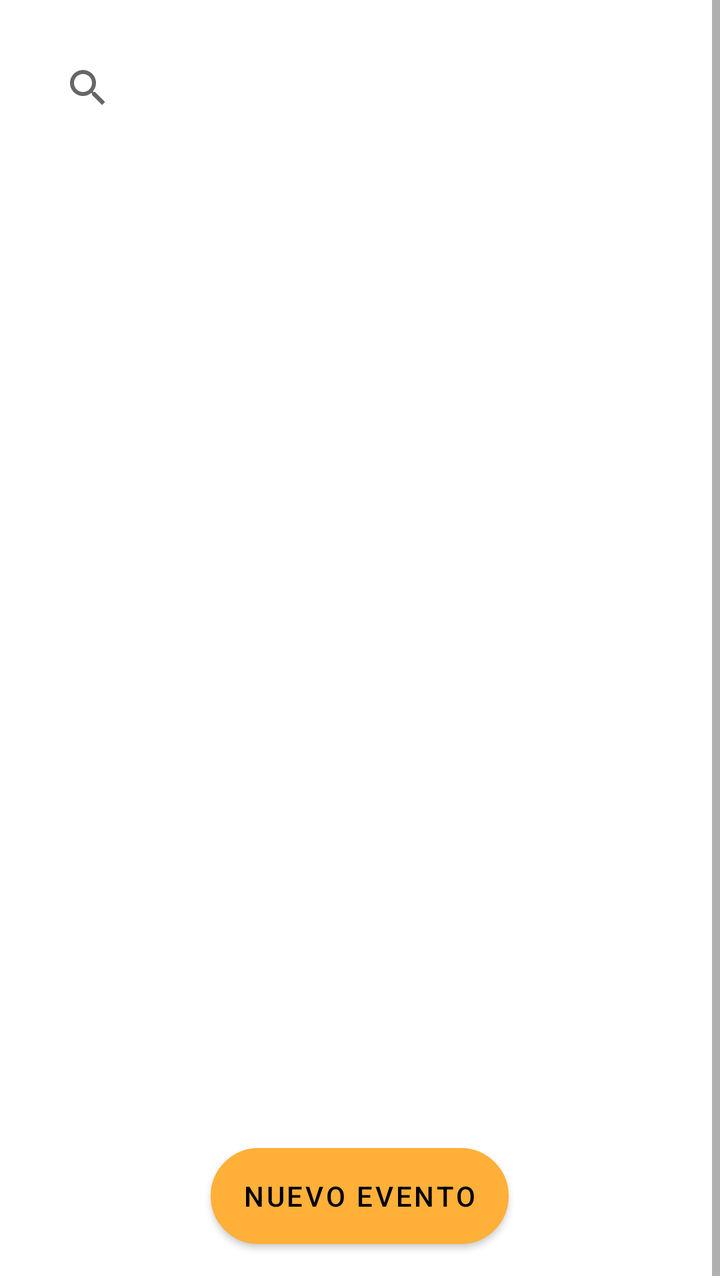
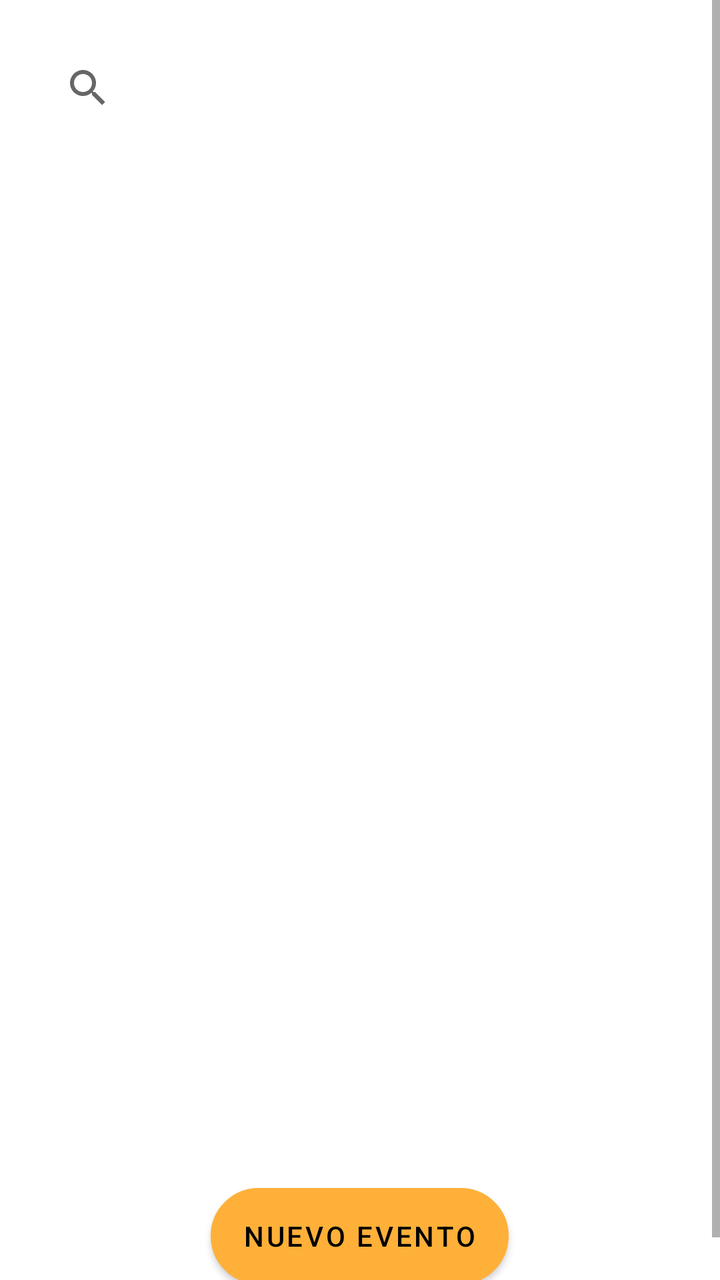

Before-and-after screenshots of an Android layout around one commit, followed by the original layout XML and the change that was made.
<!-- AndroidManifest.xml: application theme Theme.Eventos -->
<!-- res/layout/fragment_lista_eventos.xml -->
<?xml version="1.0" encoding="utf-8"?>
<FrameLayout xmlns:android="http://schemas.android.com/apk/res/android"
    xmlns:tools="http://schemas.android.com/tools"
    android:layout_width="match_parent"
    android:layout_height="match_parent"
    android:orientation="vertical"
    tools:context="com.example.eventos.evento.ListaEventos">

    <ScrollView
    android:layout_width="match_parent"
    android:layout_height="match_parent">

        <LinearLayout
            android:layout_width="match_parent"
            android:layout_height="wrap_content"
            android:orientation="vertical">

            <SearchView
                android:id="@+id/searchView_filtro_eventos"
                android:layout_width="match_parent"
                android:layout_height="match_parent"
                android:background="@color/whitetrasparente"
                android:layout_margin="20dp">

            </SearchView>

            <androidx.recyclerview.widget.RecyclerView
                android:id="@+id/recyclerView_eventos"
                android:layout_width="match_parent"
                android:layout_height="486dp">

            </androidx.recyclerview.widget.RecyclerView>
            <Button
                android:id="@+id/button_nuevoEvento"
                android:layout_width="wrap_content"
                android:layout_height="wrap_content"
                android:text="@string/NuevoEvento"
                android:gravity="center"
                android:layout_marginBottom="20dp"
                android:layout_gravity="center"
                android:background="@drawable/boton"
                android:textColor="@color/black"
                android:theme="@style/Botones" />
        </LinearLayout>


    </ScrollView>

</FrameLayout>
<!-- resources referenced by this layout -->
<resources>
  <color name="black">#FF000000</color>
  <color name="whitetrasparente">#C4FFFFFF</color>
  <!-- drawable boton (drawable) -->
  <?xml version="1.0" encoding="utf-8"?>
  <selector xmlns:android="http://schemas.android.com/apk/res/android" >
      <item >
          <shape android:shape="rectangle"  >
              <corners android:radius="100dip" />
              <stroke android:width="10dip" android:color="@color/black" />
              <solid android:color="@color/amarillo" />
          </shape>
      </item>
  </selector>
  <string name="NuevoEvento">Nuevo Evento</string>
  <style name="Botones" parent="Theme.AppCompat.Light.NoActionBar">
      <item name="android:background">@drawable/boton</item>
          <item name="android:textSize">14sp</item>
          <item name="colorPrimaryVariant">@color/black</item>
          <item name="colorPrimary">@color/amarillo</item>
      </style>
  <style name="Theme.Eventos" parent="Theme.MaterialComponents.DayNight.DarkActionBar">
          
          <item name="colorPrimary">@color/amarilloFondo</item>
          <item name="colorPrimaryVariant">@color/amarillo</item>
          <item name="colorOnPrimary">@color/white</item>
          
          <item name="colorSecondary">@color/teal_200</item>
          <item name="colorSecondaryVariant">@color/teal_700</item>
          <item name="colorOnSecondary">@color/black</item>
          
  
          <item name="android:statusBarColor" tools:targetApi="l">?attr/colorPrimaryVariant</item>
  
          
          
          <item name="windowActionBar">false</item>
          <item name="windowNoTitle">true</item>
      </style>
  <color name="amarillo">#FFB039</color>
  <color name="amarilloFondo">#885A28</color>
  <color name="white">#FFFFFFFF</color>
  <color name="teal_200">#DF885A28</color>
  <color name="teal_700">#DF885A28</color>
</resources>

<!-- the commit's change to res/layout/fragment_lista_eventos.xml (unified diff, before → after) -->
@@ -31,6 +31,7 @@
 
             </androidx.recyclerview.widget.RecyclerView>
             <Button
+                android:layout_margin="20dp"
                 android:id="@+id/button_nuevoEvento"
                 android:layout_width="wrap_content"
                 android:layout_height="wrap_content"
